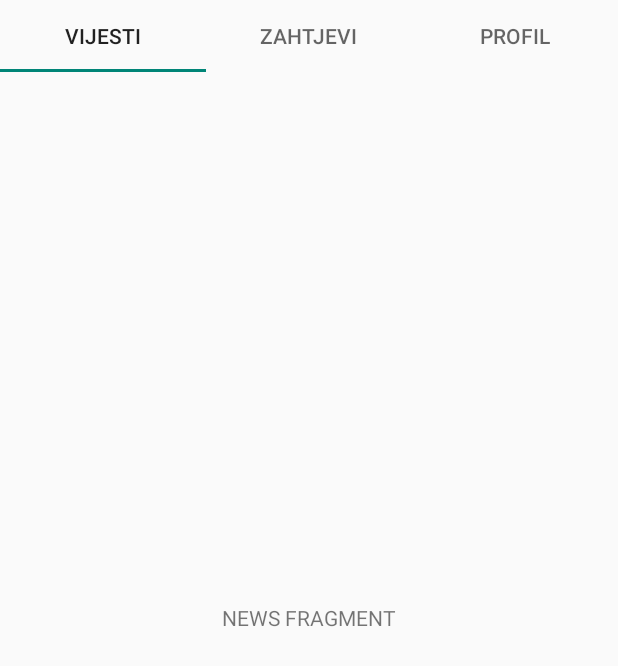
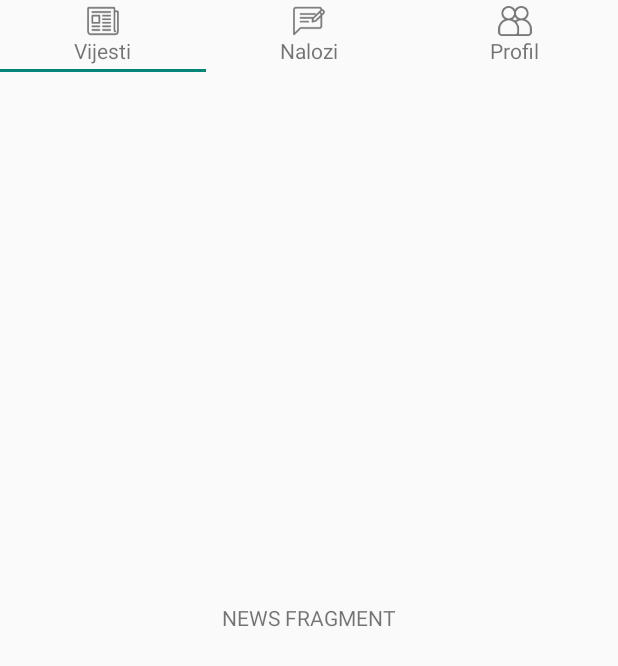
Before and after one commit to MatkoTom/SummerSchoolApp, an Android app: the MainScreenActivity screen opened directly, with no data from a screen before it, on a phone screen of 412 x 824 dp. Shown: the top 666 px of the screen. Run offline under Robolectric (Android 15) with nearby library versions, the phone set to English and light mode, and no system bars; our stand-ins replace ButterKnife.

```diff
--- a/app/src/main/java/com/example/summerschoolapp/network/retrofit/RetrofitAdapter.java
+++ b/app/src/main/java/com/example/summerschoolapp/network/retrofit/RetrofitAdapter.java
@@ -6,7 +6,7 @@ import retrofit2.Retrofit;
 import retrofit2.converter.gson.GsonConverterFactory;
 
 public class RetrofitAdapter {
-    public static final String URL = "https://jsonplaceholder.typicode.com/";
+    public static final String URL = "https://172.26.11.26/";
 
     private static Retrofit.Builder retrofitBuilder = new Retrofit.Builder()
             .baseUrl(URL)
--- a/app/src/main/java/com/example/summerschoolapp/view/main/MainScreenActivity.java
+++ b/app/src/main/java/com/example/summerschoolapp/view/main/MainScreenActivity.java
@@ -1,9 +1,9 @@
 package com.example.summerschoolapp.view.main;
+
+import android.os.Bundle;
 
 import androidx.appcompat.app.AppCompatActivity;
 import androidx.viewpager.widget.ViewPager;
-
-import android.os.Bundle;
 
 import com.example.summerschoolapp.R;
 import com.example.summerschoolapp.view.main.adapter.SectionsPagerAdapter;
@@ -12,6 +12,8 @@ import com.google.android.material.tabs.TabLayout;
 import butterknife.ButterKnife;
 
 public class MainScreenActivity extends AppCompatActivity {
+
+    private int[] imageResId = { R.drawable.nav_news_selected_icon, R.drawable.nav_requests_selected_icon, R.drawable.nav_users_selected_icon };
 
     @Override
     protected void onCreate(Bundle savedInstanceState) {
@@ -23,7 +25,7 @@ public class MainScreenActivity extends AppCompatActivity {
         // Create the adapter that will return a fragment for each of the three
         // primary sections of the activity.
         SectionsPagerAdapter mSectionsPagerAdapter =
-                new SectionsPagerAdapter(getSupportFragmentManager());
+                new SectionsPagerAdapter(getSupportFragmentManager(), this);
 
         // Set up the ViewPager with the sections adapter.
         ViewPager mViewPager = findViewById(R.id.container);
@@ -31,5 +33,27 @@ public class MainScreenActivity extends AppCompatActivity {
 
         TabLayout tabLayout = findViewById(R.id.tabs);
         tabLayout.setupWithViewPager(mViewPager);
+
+        for (int i = 0; i < tabLayout.getTabCount(); i++) {
+            TabLayout.Tab tab = tabLayout.getTabAt(i);
+            tab.setCustomView(mSectionsPagerAdapter.getTabView(i));
+        }
+
+        mViewPager.addOnPageChangeListener(new ViewPager.OnPageChangeListener() {
+            @Override
+            public void onPageScrolled(int position, float positionOffset, int positionOffsetPixels) {
+
+            }
+
+            @Override
+            public void onPageSelected(int position) {
+                tabLayout.getTabAt(position).setIcon(imageResId[position]);
+            }
+
+            @Override
+            public void onPageScrollStateChanged(int state) {
+
+            }
+        });
     }
 }
--- a/app/src/main/java/com/example/summerschoolapp/view/main/adapter/SectionsPagerAdapter.java
+++ b/app/src/main/java/com/example/summerschoolapp/view/main/adapter/SectionsPagerAdapter.java
@@ -1,18 +1,34 @@
 package com.example.summerschoolapp.view.main.adapter;
+
+import android.content.Context;
+import android.graphics.drawable.Drawable;
+import android.text.Spannable;
+import android.text.SpannableString;
+import android.text.style.ImageSpan;
+import android.view.LayoutInflater;
+import android.view.View;
+import android.widget.ImageView;
+import android.widget.TextView;
 
 import androidx.annotation.Nullable;
 import androidx.fragment.app.Fragment;
 import androidx.fragment.app.FragmentManager;
 import androidx.fragment.app.FragmentPagerAdapter;
 
+import com.example.summerschoolapp.R;
 import com.example.summerschoolapp.view.main.NewsFragment;
 import com.example.summerschoolapp.view.main.RequestsFragment;
 import com.example.summerschoolapp.view.main.UserFragment;
 
 public class SectionsPagerAdapter extends FragmentPagerAdapter {
 
-    public SectionsPagerAdapter(FragmentManager fm) {
+    private Context context;
+    private String tabTitles[] = new String[] { "Vijesti", "Nalozi", "Profil" };
+    private int[] imageResId = { R.drawable.nav_news_icon, R.drawable.nav_requests_icon, R.drawable.nav_users_icon };
+
+    public SectionsPagerAdapter(FragmentManager fm, Context context) {
         super(fm);
+        this.context = context;
     }
 
     @Override
@@ -36,14 +52,30 @@ public class SectionsPagerAdapter extends FragmentPagerAdapter {
     @Nullable
     @Override
     public CharSequence getPageTitle(int position) {
-        switch (position) {
-            case 0:
-                return "Vijesti";
-            case 1:
-                return "Zahtjevi";
-            case 2:
-                return "Profil";
-        }
-        return null;
+        Drawable image = context.getResources().getDrawable(imageResId[position]);
+        image.setBounds(0, 0, image.getIntrinsicWidth(), image.getIntrinsicHeight());
+        // Replace blank spaces with image icon
+        SpannableString sb = new SpannableString("   " + tabTitles[position]);
+        ImageSpan imageSpan = new ImageSpan(image, ImageSpan.ALIGN_BOTTOM);
+        sb.setSpan(imageSpan, 0, 1, Spannable.SPAN_EXCLUSIVE_EXCLUSIVE);
+        return sb;
+//        switch (position) {
+//            case 0:
+//                return "Vijesti";
+//            case 1:
+//                return "Zahtjevi";
+//            case 2:
+//                return "Profil";
+//        }
+    }
+
+    public View getTabView(int position) {
+        // Given you have a custom layout in `res/layout/custom_tab.xml` with a TextView and ImageView
+        View v = LayoutInflater.from(context).inflate(R.layout.custom_tab, null);
+        TextView tv = v.findViewById(R.id.textView);
+        tv.setText(tabTitles[position]);
+        ImageView img = v.findViewById(R.id.imgView);
+        img.setImageResource(imageResId[position]);
+        return v;
     }
 }
--- /dev/null
+++ b/app/src/main/res/layout/custom_tab.xml
@@ -0,0 +1,20 @@
+<?xml version="1.0" encoding="utf-8"?>
+<LinearLayout xmlns:android="http://schemas.android.com/apk/res/android"
+    xmlns:app="http://schemas.android.com/apk/res-auto"
+    android:layout_width="match_parent"
+    android:layout_height="wrap_content"
+    android:gravity="center"
+    android:orientation="vertical">
+
+    <ImageView
+        android:id="@+id/imgView"
+        android:layout_width="40dp"
+        android:layout_height="20dp"
+        app:srcCompat="@drawable/image" />
+
+    <TextView
+        android:id="@+id/textView"
+        android:layout_width="wrap_content"
+        android:layout_height="wrap_content"
+        android:text="TextView" />
+</LinearLayout>
```
Also changed, not shown: app/src/main/AndroidManifest.xml (+10 -5 lines), app/src/main/java/com/example/summerschoolapp/model/RequestLogin.java (added, +12 -0 lines), app/src/main/java/com/example/summerschoolapp/model/RequestRegister.java (added, +15 -0 lines), app/src/main/java/com/example/summerschoolapp/model/User.java (+6 -6 lines), app/src/main/java/com/example/summerschoolapp/network/retrofit/RetrofitAPI.java (+8 -7 lines), app/src/main/java/com/example/summerschoolapp/utils/MD5.java (added, +26 -0 lines), app/src/main/java/com/example/summerschoolapp/view/login/login/LoginFragment.java (+30 -30 lines), app/src/main/java/com/example/summerschoolapp/view/login/onboarding/OnboardingActivity.java (+11 -2 lines), app/src/main/java/com/example/summerschoolapp/view/login/onboarding/OnboardingRepository.java (+30 -0 lines), app/src/main/java/com/example/summerschoolapp/view/login/onboarding/OnboardingViewModel.java (+19 -0 lines), app/src/main/java/com/example/summerschoolapp/view/login/signup/SignupFragment.java (+30 -7 lines), app/src/main/res/values/styles.xml (+8 -0 lines).
